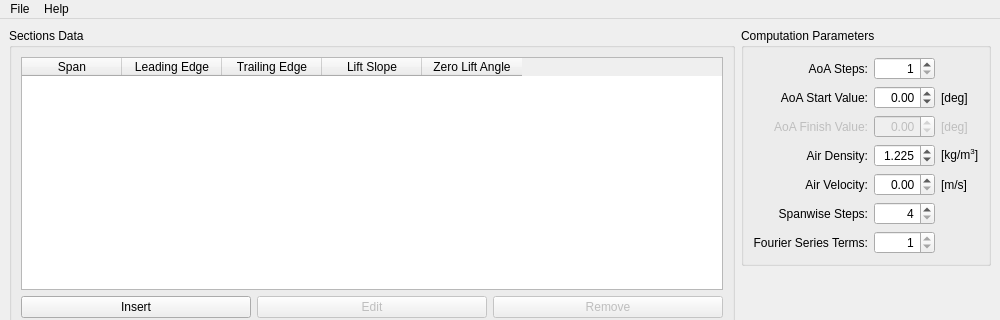
Above: src/gui/MainWindow.ui from marek-cel/bscaero before the change; both pictures show x 0 to 1000 and y 0 to 320 of the 1000 by 600 pixel window. Below: the same form after it.
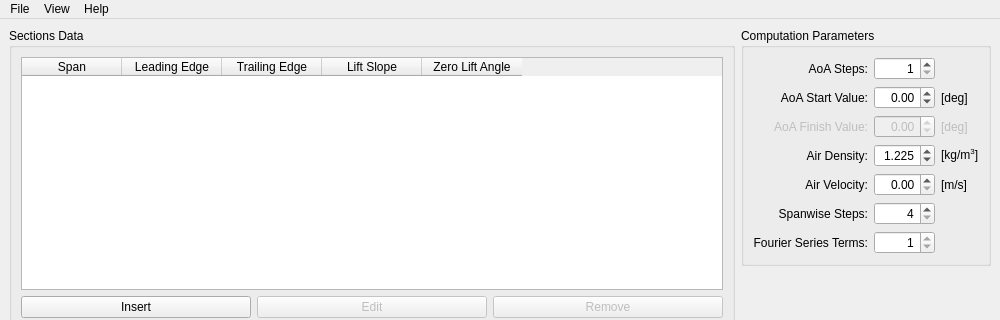
That is the form after the change. Icons and pictures are not drawn. Custom widgets are drawn as their Qt base class.

What changed in the file:
```diff
--- a/src/gui/MainWindow.ui
+++ b/src/gui/MainWindow.ui
@@ -428,7 +428,14 @@
     </property>
     <addaction name="actionAbout"/>
    </widget>
+   <widget class="QMenu" name="menuView">
+    <property name="title">
+     <string>View</string>
+    </property>
+    <addaction name="actionViewResults"/>
+   </widget>
    <addaction name="menuFile"/>
+   <addaction name="menuView"/>
    <addaction name="menuHelp"/>
   </widget>
   <widget class="QStatusBar" name="statusbar"/>
```
Left out of the diff: 15 changed lines with no effect on the pictures.
